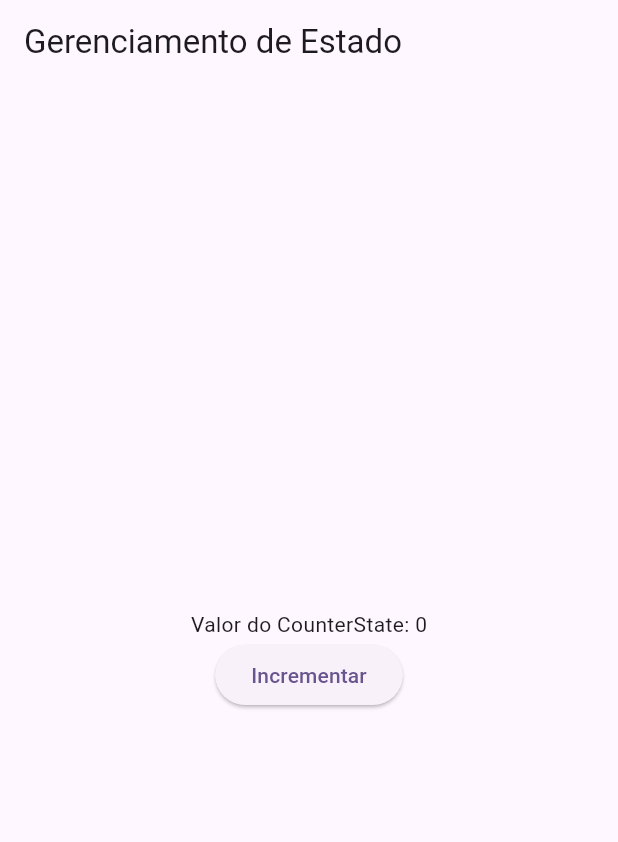
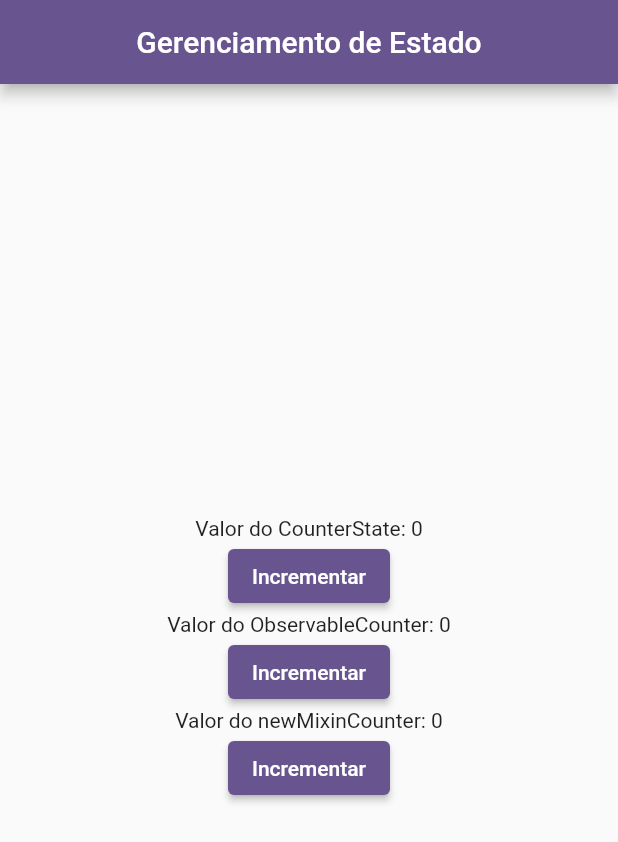
Before and after one commit to ericdiasblu/gerenciamento-estado-flutter, a Flutter app: the screen it shows after launch, on a phone screen of 412 x 824 dp. Shown: the top 842 px of the screen. Run offline on Flutter 3.47's test engine with Material 3 defaults, Android fonts, the phone set to English and light mode, and no system bars.

Commit message:
alteração na main.dart para testar diferentes gerenciamentos de estado e teste padrão excluido

```diff
--- a/lib/main.dart
+++ b/lib/main.dart
@@ -3,6 +3,7 @@ import 'package:gerenciamento_estado/builders/observable_builder.dart';
 import 'package:gerenciamento_estado/builders/observable_state_builder.dart';
 import 'package:gerenciamento_estado/classes/counter_state.dart';
 import 'package:gerenciamento_estado/controllers/state_observable.dart';
+import 'package:gerenciamento_estado/mixins/change_state_mixin.dart';
 
 void main() {
   runApp(const MyApp());
@@ -14,9 +15,11 @@ class MyApp extends StatelessWidget {
   @override
   Widget build(BuildContext context) {
     return MaterialApp(
+      debugShowCheckedModeBanner: false,
       title: 'Flutter Demo',
       theme: ThemeData(
         colorScheme: ColorScheme.fromSeed(seedColor: Colors.deepPurple),
+        useMaterial3: false,
       ),
       home: const MyHomePage(),
     );
@@ -30,40 +33,44 @@ class MyHomePage extends StatefulWidget {
   State<MyHomePage> createState() => _MyHomePageState();
 }
 
-class _MyHomePageState extends State<MyHomePage> {
+class _MyHomePageState extends State<MyHomePage> with ChangeStateMixin {
   final observableCounter = StateObservable(0);
   final counterState = CounterState();
+  late StateObservable<int> newMixinCounter;
 
-  void callback() {
-    setState(() {});
+  initState() {
+    useChangeState(observableCounter);
+    useChangeState(counterState);
+    newMixinCounter = useStateObservable(0);
+    super.initState();
   }
 
   @override
   Widget build(BuildContext context) {
     return Scaffold(
-      appBar: AppBar(title: Text("Gerenciamento de Estado")),
+      appBar: AppBar(title: Text("Gerenciamento de Estado"), centerTitle: true),
       body: Center(
         child: Column(
           mainAxisAlignment: MainAxisAlignment.center,
           children: [
-            ObservableStateBuilder(
-              stateObservable: observableCounter,
-              listener: (context, state) {
-                ScaffoldMessenger.of(context).removeCurrentSnackBar();
-                ScaffoldMessenger.of(context).showSnackBar(
-                  SnackBar(content: Text('Valor do CounterState: $state')),
-                );
+            Text('Valor do CounterState: ${counterState.counter}'),
+            ElevatedButton(
+              onPressed: () {
+                counterState.increment();
               },
-              buildWhen: (oldState, newState) {
-                return newState % 2 == 0;
-              },
-              builder: (context, state, child) {
-                return Text('Valor do CounterState: $state');
-              },
+              child: const Text('Incrementar'),
             ),
+            Text('Valor do ObservableCounter: ${observableCounter.state}'),
             ElevatedButton(
               onPressed: () {
                 observableCounter.state++;
+              },
+              child: const Text('Incrementar'),
+            ),
+            Text('Valor do newMixinCounter: ${newMixinCounter.state}'),
+            ElevatedButton(
+              onPressed: () {
+                newMixinCounter.state++;
               },
               child: const Text('Incrementar'),
             ),
```
Also changed, not shown: 1 other file.
